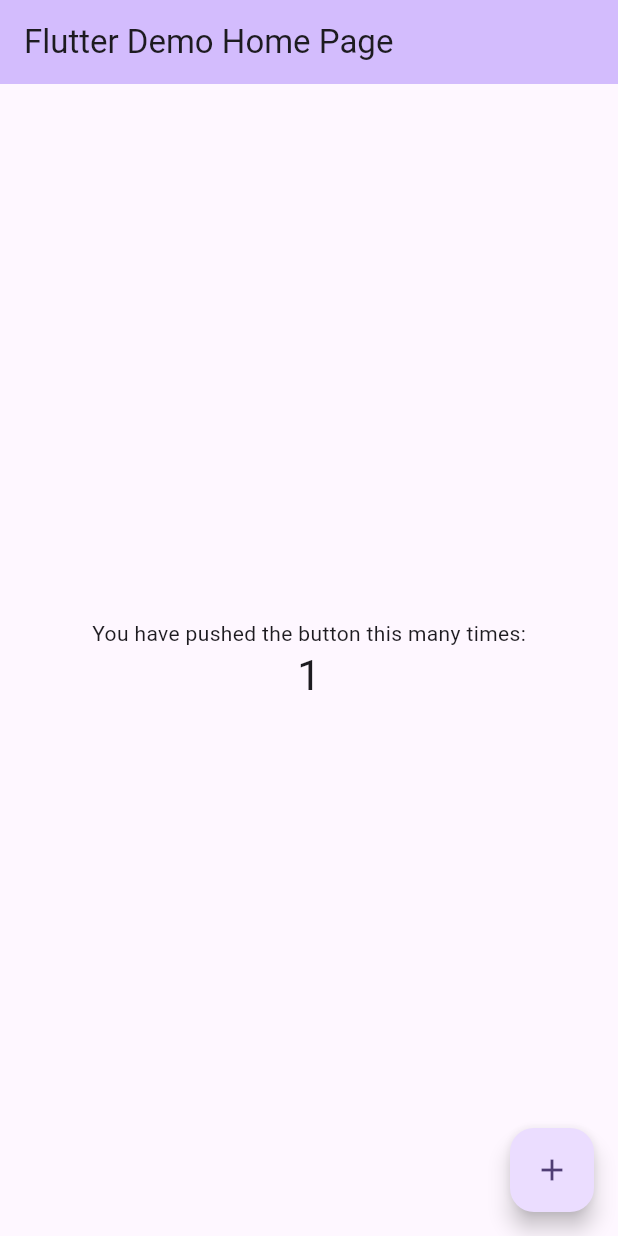
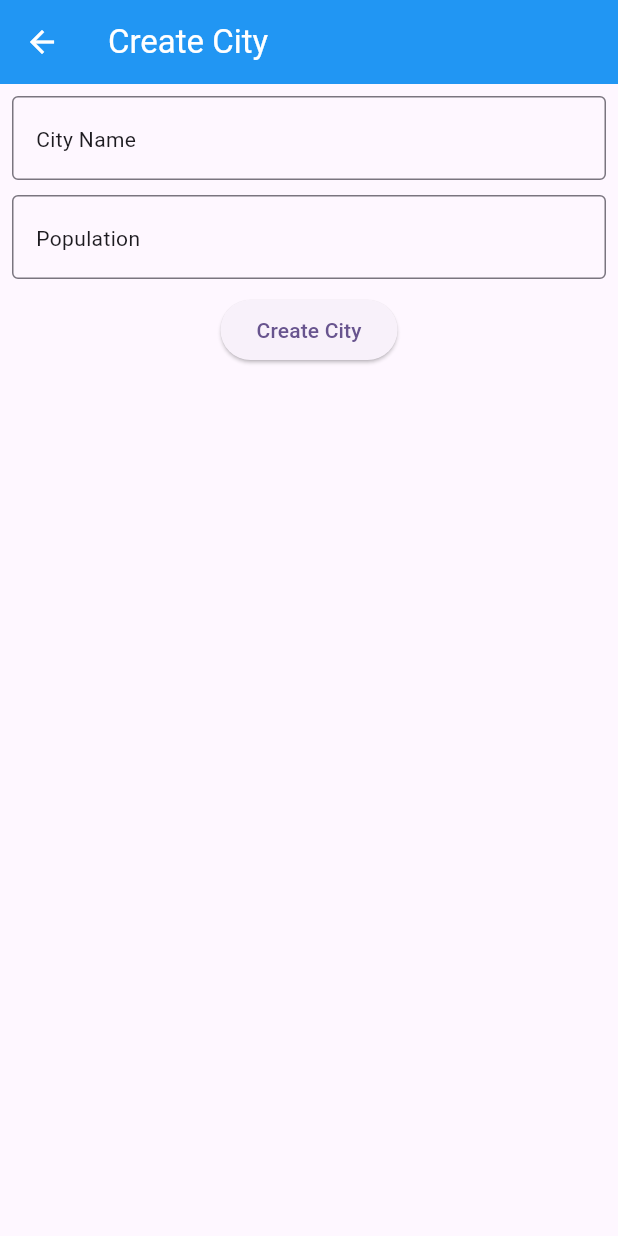
Before and after one commit to AbRehman536/naveed_ijaz_backend, a Flutter app: the screen it shows after launch, after a tap on the "add" icon, on a phone screen of 412 x 824 dp. Run offline on Flutter 3.47's test engine with Material 3 defaults, Android fonts, the phone set to English and light mode, and no system bars; our stand-ins replace cloud_firestore, firebase_core; accounts and stored records are empty.

Commit message:
create and get done

```diff
--- a/lib/main.dart
+++ b/lib/main.dart
@@ -1,6 +1,10 @@
+import 'package:firebase_core/firebase_core.dart';
 import 'package:flutter/material.dart';
+import 'package:ijaz_naveed_backend/views/city/get_all_cities.dart';
 
-void main() {
+void main()async{
+   WidgetsFlutterBinding.ensureInitialized();
+   await Firebase.initializeApp();
   runApp(const MyApp());
 }
 
@@ -30,7 +34,7 @@ class MyApp extends StatelessWidget {
         // tested with just a hot reload.
         colorScheme: ColorScheme.fromSeed(seedColor: Colors.deepPurple),
       ),
-      home: const MyHomePage(title: 'Flutter Demo Home Page'),
+      home: GetAllCities()
     );
   }
 }
--- /dev/null
+++ b/lib/views/city/create_city.dart
@@ -0,0 +1,63 @@
+import 'package:flutter/material.dart';
+import 'package:ijaz_naveed_backend/models/city.dart';
+import 'package:ijaz_naveed_backend/services/city.dart';
+
+class CreateCity extends StatefulWidget {
+  const CreateCity({super.key});
+
+  @override
+  State<CreateCity> createState() => _CreateCityState();
+}
+
+class _CreateCityState extends State<CreateCity> {
+  TextEditingController nameController = TextEditingController();
+  TextEditingController populationController = TextEditingController();
+  @override
+  Widget build(BuildContext context) {
+    return Scaffold(
+      appBar: AppBar(
+        title: Text("Create City"),
+        backgroundColor: Colors.blue,
+        foregroundColor: Colors.white,
+      ),
+      body: Padding(
+        padding: const EdgeInsets.all(8.0),
+        child: Column(
+          children: [
+            TextField(
+              controller: nameController,
+              decoration: InputDecoration(
+                hint: Text("City Name"),
+                border: OutlineInputBorder()
+              ),
+            ),
+            SizedBox(height: 10,),
+            TextField(
+              controller: populationController,
+              decoration: InputDecoration(
+                hint: Text("Population"),
+                border: OutlineInputBorder()
+              ),
+            ),
+            SizedBox(height: 10,),
+            ElevatedButton(onPressed: ()async{
+              try{
+                await CityServices().createCity(
+                  CityModel(
+                    city: nameController.text.toString(),
+                    population: int.parse(populationController.text.toString()),
+                    visited: false,
+                    createdAt: DateTime.now().millisecondsSinceEpoch
+                  )
+                );
+              }catch(e){
+                ScaffoldMessenger.of(context)
+                    .showSnackBar(SnackBar(content: Text(e.toString())));
+              }
+            }, child: Text("Create City"))
+          ],
+        ),
+      ),
+    );
+  }
+}
--- /dev/null
+++ b/lib/views/city/get_all_cities.dart
@@ -0,0 +1,39 @@
+import 'package:flutter/material.dart';
+import 'package:ijaz_naveed_backend/models/city.dart';
+import 'package:ijaz_naveed_backend/services/city.dart';
+import 'package:ijaz_naveed_backend/views/city/create_city.dart';
+import 'package:provider/provider.dart';
+
+class GetAllCities extends StatelessWidget {
+  const GetAllCities({super.key});
+
+  @override
+  Widget build(BuildContext context) {
+    return Scaffold(
+      appBar: AppBar(
+        title: Text("Get All Cities"),
+        backgroundColor: Colors.blue,
+        foregroundColor: Colors.white,
+      ),
+      floatingActionButton: FloatingActionButton(onPressed: (){
+        Navigator.push(context, MaterialPageRoute(builder: (context)=> CreateCity()));
+      },child: Icon(Icons.add),),
+      body: StreamProvider.value(
+          value: CityServices().getAllCity(),
+          initialData: [CityModel()],
+          builder: (context, child){
+            List<CityModel> cityList = context.watch<List<CityModel>>();
+            return ListView.builder(
+              itemCount: cityList.length,
+              itemBuilder: (BuildContext context, int index) {
+                return ListTile(
+                  leading: Icon(Icons.location_city),
+                  title: Text(cityList[index].city.toString()),
+                  subtitle: Text(cityList[index].population.toString()),
+                );
+              },);
+          },
+        ),
+    );
+  }
+}
```
Also changed, not shown: firebase.json (added), lib/firebase_options.dart (added), 3 other files.
